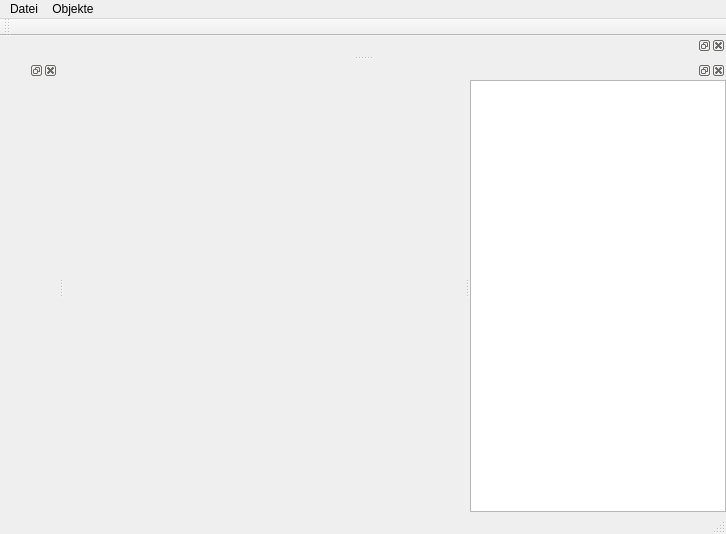
First picture: the form in mainwindow.ui, repository oVooVo/Splines, before the edit.
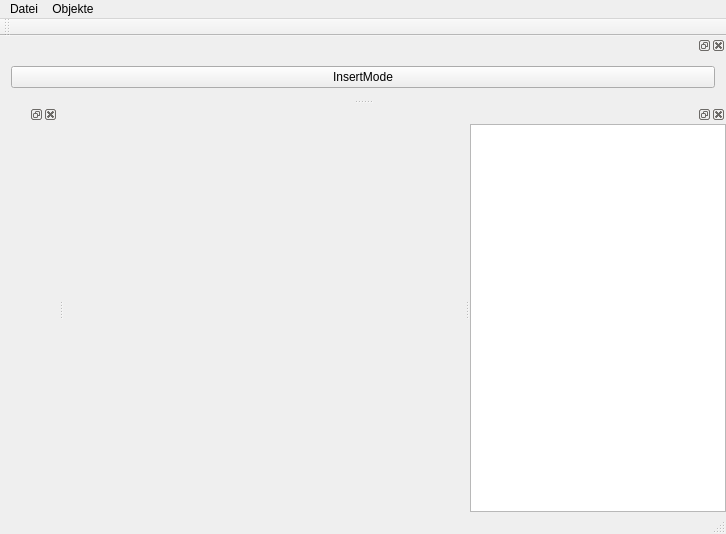
Second picture: the form after the edit. Custom widgets are drawn as their Qt base class.

The edit to the form file:
```diff
--- a/mainwindow.ui
+++ b/mainwindow.ui
@@ -83,7 +83,20 @@
    <attribute name="dockWidgetArea">
     <number>4</number>
    </attribute>
-   <widget class="QWidget" name="dockWidgetContents_3"/>
+   <widget class="QWidget" name="dockWidgetContents_3">
+    <layout class="QHBoxLayout" name="horizontalLayout_3">
+     <item>
+      <widget class="QPushButton" name="insertModeSwitch">
+       <property name="text">
+        <string>InsertMode</string>
+       </property>
+       <property name="checkable">
+        <bool>true</bool>
+       </property>
+      </widget>
+     </item>
+    </layout>
+   </widget>
   </widget>
   <widget class="QDockWidget" name="dockWidget_4">
    <attribute name="dockWidgetArea">
```
Left out of the diff: 2 changed lines with no effect on the pictures.
